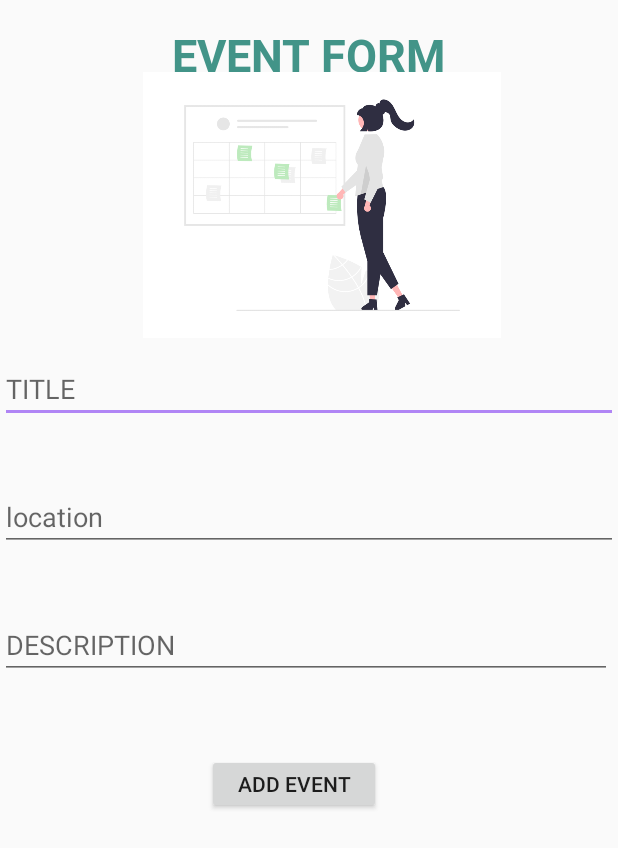
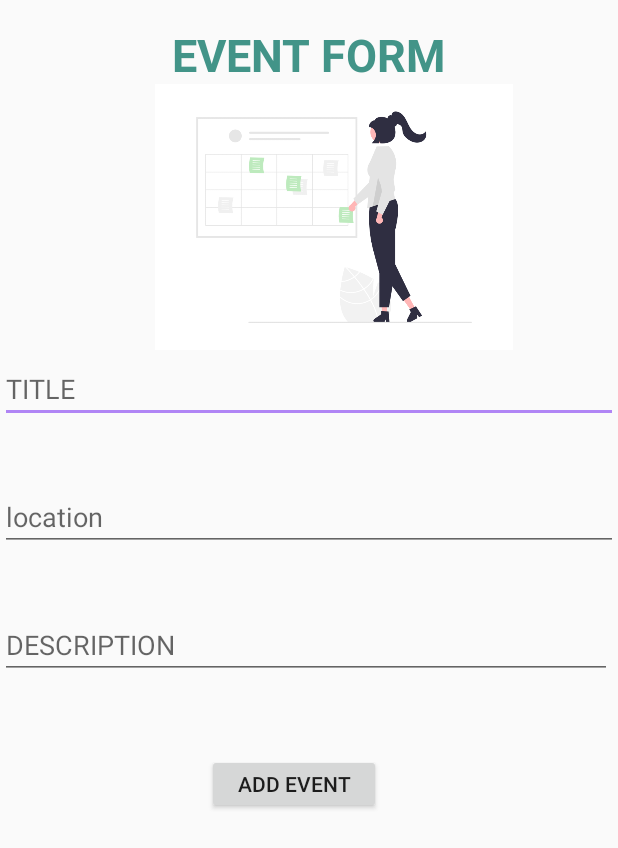
Before and after one commit to tpranavan/mad_final, an Android app: the event screen opened directly, with no data from a screen before it, on a phone screen of 412 x 824 dp. Shown: the top 848 px of the screen. Run offline under Robolectric (Android 15) with nearby library versions, the light colour scheme and no system bars; Roboto replaces fonts that are not available here.

Commit message:
activity_event

```diff
--- a/app/src/main/res/layout/activity_event.xml
+++ b/app/src/main/res/layout/activity_event.xml
@@ -75,9 +75,9 @@
         android:id="@+id/imageView21"
         android:layout_width="285dp"
         android:layout_height="177dp"
-        android:layout_marginStart="72dp"
-        android:layout_marginLeft="72dp"
-        android:layout_marginTop="48dp"
+        android:layout_marginStart="80dp"
+        android:layout_marginLeft="80dp"
+        android:layout_marginTop="56dp"
         app:layout_constraintStart_toStartOf="parent"
         app:layout_constraintTop_toTopOf="parent"
         app:srcCompat="@drawable/undraw_Events_re_98ue" />
```
